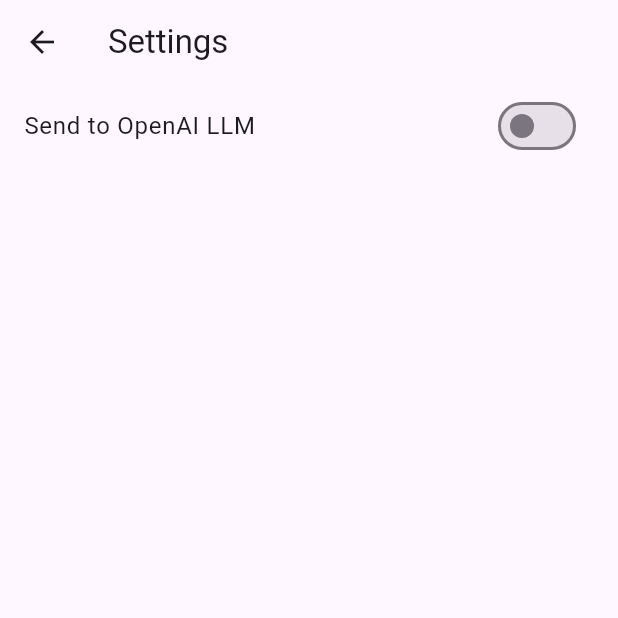
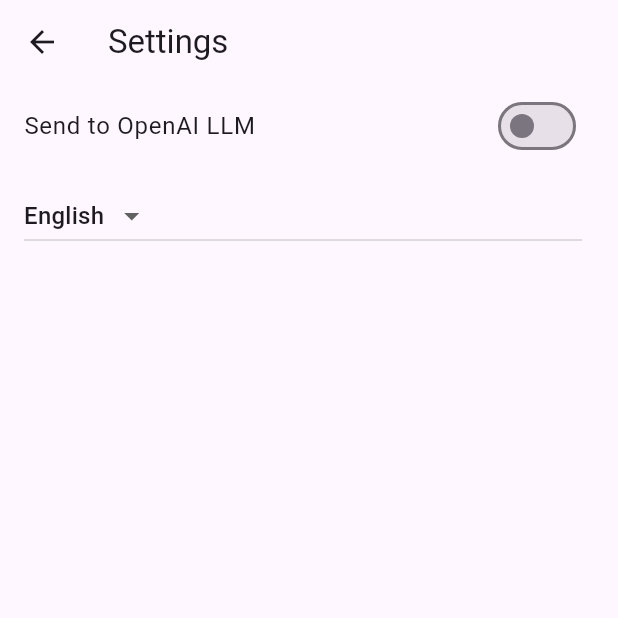
Before and after one commit to gerthfaustralia/whereisthisplace, a Flutter app: the screen it shows after launch, after a tap on the "settings" icon, on a phone screen of 412 x 824 dp, the top half of it. Run offline on Flutter 3.47's test engine with Material 3 defaults, Android fonts, the light colour scheme and no system bars; our stand-ins replace image_picker, share_plus, shared_preferences; missing offline and left inert: mapbox_gl.

Commit message:
Add basic localization

```diff
--- /dev/null
+++ b/app/l10n/intl_de.arb
@@ -0,0 +1,6 @@
+{
+  "@@locale": "de",
+  "home": "Startseite",
+  "result": "Ergebnis",
+  "settings": "Einstellungen"
+}
--- /dev/null
+++ b/app/l10n/intl_en.arb
@@ -0,0 +1,6 @@
+{
+  "@@locale": "en",
+  "home": "Home",
+  "result": "Result",
+  "settings": "Settings"
+}
--- /dev/null
+++ b/app/lib/l10n/app_localizations.dart
@@ -0,0 +1,43 @@
+import 'package:flutter/widgets.dart';
+
+class AppLocalizations {
+  final Locale locale;
+  AppLocalizations(this.locale);
+
+  static const localizedValues = <String, Map<String, String>>{
+    'en': {
+      'home': 'Home',
+      'result': 'Result',
+      'settings': 'Settings',
+    },
+    'de': {
+      'home': 'Startseite',
+      'result': 'Ergebnis',
+      'settings': 'Einstellungen',
+    },
+  };
+
+  static const supportedLocales = [Locale('en'), Locale('de')];
+
+  String get home => localizedValues[locale.languageCode]!['home']!;
+  String get result => localizedValues[locale.languageCode]!['result']!;
+  String get settings => localizedValues[locale.languageCode]!['settings']!;
+
+  static AppLocalizations of(BuildContext context) {
+    return Localizations.of<AppLocalizations>(context, AppLocalizations)!;
+  }
+}
+
+class AppLocalizationsDelegate extends LocalizationsDelegate<AppLocalizations> {
+  const AppLocalizationsDelegate();
+
+  @override
+  bool isSupported(Locale locale) =>
+      AppLocalizations.localizedValues.keys.contains(locale.languageCode);
+
+  @override
+  Future<AppLocalizations> load(Locale locale) async => AppLocalizations(locale);
+
+  @override
+  bool shouldReload(AppLocalizationsDelegate old) => false;
+}
--- a/app/lib/main.dart
+++ b/app/lib/main.dart
@@ -4,6 +4,8 @@
 import 'services/api.dart';
 import 'providers/geo_provider.dart';
 import 'providers/settings_provider.dart';
+import 'providers/locale_provider.dart';
+import 'l10n/app_localizations.dart';
 
 void main() {
   runApp(const MyApp());
@@ -18,13 +20,23 @@
       providers: [
         ChangeNotifierProvider(create: (_) => GeoProvider(Api())),
         ChangeNotifierProvider(create: (_) => SettingsProvider()),
+        ChangeNotifierProvider(create: (_) => LocaleProvider()),
       ],
-      child: MaterialApp(
-        title: 'Flutter Demo',
-        theme: ThemeData(
-          colorScheme: ColorScheme.fromSeed(seedColor: Colors.deepPurple),
-        ),
-        home: const HomeScreen(),
+      child: Builder(
+        key: const Key('app_builder'),
+        builder: (context) {
+          final locale = context.watch<LocaleProvider>().locale;
+          return MaterialApp(
+            locale: locale,
+            supportedLocales: AppLocalizations.supportedLocales,
+            localizationsDelegates: const [AppLocalizationsDelegate()],
+            title: 'Flutter Demo',
+            theme: ThemeData(
+              colorScheme: ColorScheme.fromSeed(seedColor: Colors.deepPurple),
+            ),
+            home: const HomeScreen(),
+          );
+        },
       ),
     );
   }
--- /dev/null
+++ b/app/lib/providers/locale_provider.dart
@@ -0,0 +1,13 @@
+import 'package:flutter/foundation.dart';
+import 'package:flutter/widgets.dart';
+
+class LocaleProvider extends ChangeNotifier {
+  Locale _locale = const Locale('en');
+  Locale get locale => _locale;
+
+  void setLocale(Locale locale) {
+    if (locale == _locale) return;
+    _locale = locale;
+    notifyListeners();
+  }
+}
--- a/app/lib/screens/home.dart
+++ b/app/lib/screens/home.dart
@@ -7,6 +7,7 @@ import 'package:provider/provider.dart';
 import '../providers/geo_provider.dart';
 import 'result.dart';
 import 'settings.dart';
+import '../l10n/app_localizations.dart';
 
 class HomeScreen extends StatefulWidget {
   const HomeScreen({super.key});
@@ -67,7 +68,7 @@ class _HomeScreenState extends State<HomeScreen> {
   Widget build(BuildContext context) {
     return Scaffold(
       appBar: AppBar(
-        title: const Text('Home'),
+        title: Text(AppLocalizations.of(context).home),
         actions: [
           IconButton(
             key: const Key('settings_button'),
--- a/app/lib/screens/result.dart
+++ b/app/lib/screens/result.dart
@@ -3,6 +3,7 @@ import 'package:mapbox_gl/mapbox_gl.dart';
 import 'package:share_plus/share_plus.dart';
 
 import '../models/result_model.dart';
+import '../l10n/app_localizations.dart';
 
 /// Displays the location result on a Mapbox map with a share button.
 class ResultScreen extends StatelessWidget {
@@ -19,7 +20,7 @@ class ResultScreen extends StatelessWidget {
   Widget build(BuildContext context) {
     return Scaffold(
       appBar: AppBar(
-        title: const Text('Result'),
+        title: Text(AppLocalizations.of(context).result),
         actions: [
           IconButton(
             key: const Key('share_button'),
--- a/app/lib/screens/settings.dart
+++ b/app/lib/screens/settings.dart
@@ -2,6 +2,8 @@ import 'package:flutter/material.dart';
 import 'package:provider/provider.dart';
 
 import '../providers/settings_provider.dart';
+import '../providers/locale_provider.dart';
+import '../l10n/app_localizations.dart';
 
 class SettingsScreen extends StatelessWidget {
   const SettingsScreen({super.key});
@@ -9,8 +11,9 @@ class SettingsScreen extends StatelessWidget {
   @override
   Widget build(BuildContext context) {
     final settings = context.watch<SettingsProvider>();
+    final localeProvider = context.watch<LocaleProvider>();
     return Scaffold(
-      appBar: AppBar(title: const Text('Settings')),
+      appBar: AppBar(title: Text(AppLocalizations.of(context).settings)),
       body: ListView(
         children: [
           SwitchListTile(
@@ -19,6 +22,19 @@ class SettingsScreen extends StatelessWidget {
             value: settings.sendToLlm,
             onChanged: settings.toggleSendToLlm,
           ),
+          ListTile(
+            title: DropdownButton<Locale>(
+              key: const Key('locale_dropdown'),
+              value: localeProvider.locale,
+              items: const [
+                DropdownMenuItem(value: Locale('en'), child: Text('English')),
+                DropdownMenuItem(value: Locale('de'), child: Text('Deutsch')),
+              ],
+              onChanged: (locale) {
+                if (locale != null) localeProvider.setLocale(locale);
+              },
+            ),
+          ),
         ],
       ),
     );
```
Also changed, not shown: 3 other files.
